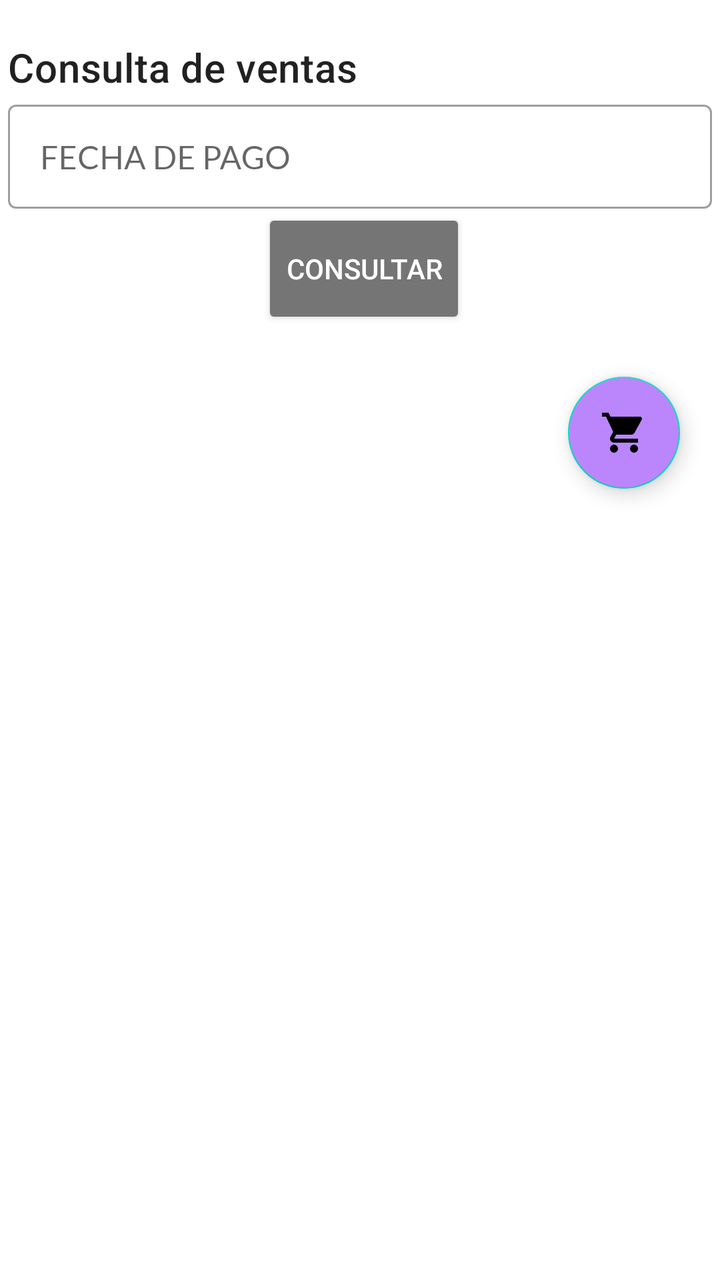
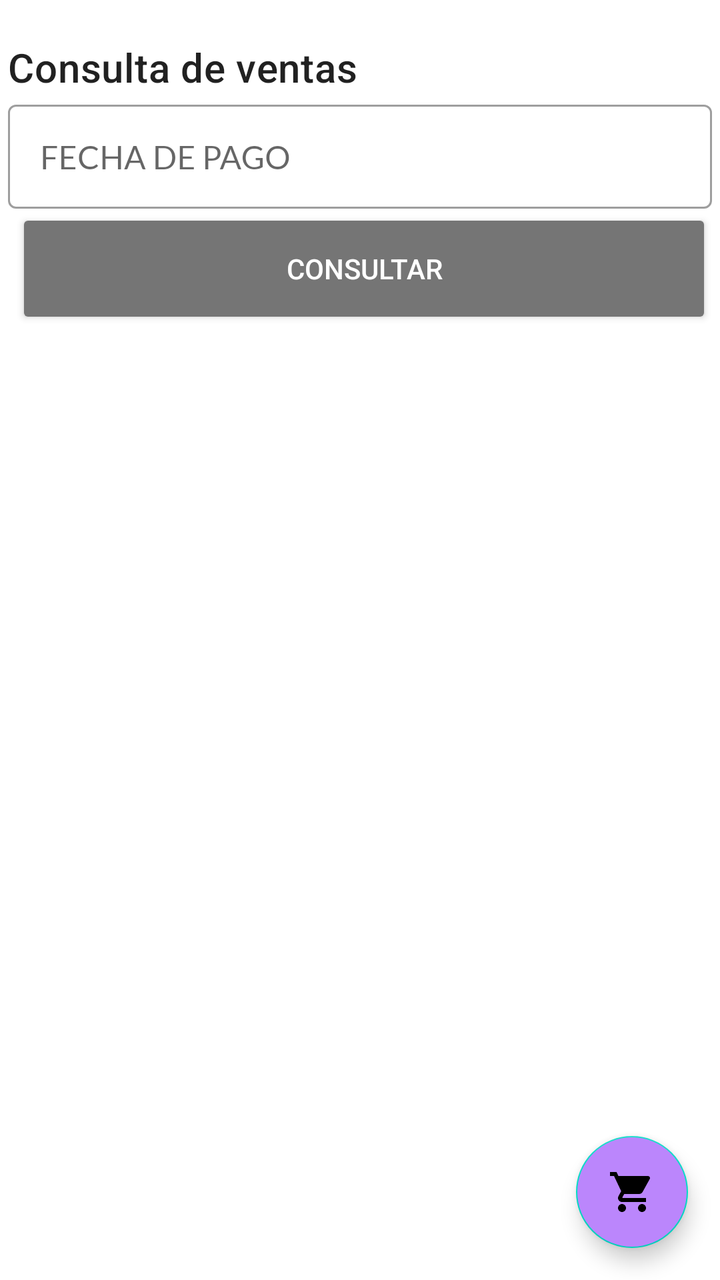

Before-and-after screenshots of an Android layout around one commit, followed by the original layout XML and the change that was made.
<!-- AndroidManifest.xml: fallback theme Theme.MaterialComponents.DayNight.NoActionBar -->
<!-- res/layout/fragment_order_placed.xml -->
<?xml version="1.0" encoding="utf-8"?>
<FrameLayout
    xmlns:android="http://schemas.android.com/apk/res/android"
    xmlns:app="http://schemas.android.com/apk/res-auto"
    xmlns:tools="http://schemas.android.com/tools"
    android:layout_width="match_parent"
    android:layout_height="match_parent"
    tools:context=".fragments.OrderPlacedFragment">

    <ScrollView
        android:layout_width="match_parent"
        android:layout_height="match_parent">

        <androidx.constraintlayout.widget.ConstraintLayout
            android:layout_width="match_parent"
            android:layout_height="wrap_content"
            android:layout_margin="4dp">

            <TextView
                android:id="@+id/textViewOrderPlaced1"
                style="@style/TextAppearance.MaterialComponents.Headline6"
                android:layout_width="match_parent"
                android:layout_height="wrap_content"
                android:layout_marginTop="16dp"
                android:text="Consulta de ventas"
                app:layout_constraintEnd_toEndOf="parent"
                app:layout_constraintStart_toStartOf="parent"
                app:layout_constraintTop_toTopOf="parent" />

            <com.google.android.material.textfield.TextInputLayout
                android:id="@+id/textInputLayoutSearchDate"
                style="@style/Widget.MaterialComponents.TextInputLayout.OutlinedBox"
                android:layout_width="0dp"
                android:layout_height="wrap_content"
                android:hint="FECHA DE PAGO"
                app:endIconMode="clear_text"
                app:layout_constraintEnd_toEndOf="parent"
                app:layout_constraintStart_toStartOf="parent"
                app:layout_constraintTop_toBottomOf="@+id/textViewOrderPlaced1">

                <com.google.android.material.textfield.TextInputEditText
                    android:id="@+id/editTextSearchDate"
                    android:layout_width="match_parent"
                    android:layout_height="wrap_content"
                    android:clickable="false"
                    android:focusable="false"
                    android:fontFamily="@font/lato"
                    android:inputType="date" />
            </com.google.android.material.textfield.TextInputLayout>


            <Button
                android:id="@+id/btnSearch"
                android:layout_width="wrap_content"
                android:layout_height="60dp"
                android:layout_marginStart="4dp"
                android:backgroundTint="@color/gray_700"
                android:text="Consultar"
                android:textColor="@color/white"
                app:icon="@drawable/ic_baseline_search_24"
                app:iconGravity="textStart"
                app:iconPadding="0dp"
                app:iconTint="@color/white"
                app:layout_constraintEnd_toEndOf="parent"
                app:layout_constraintStart_toStartOf="parent"
                app:layout_constraintTop_toBottomOf="@+id/textInputLayoutSearchDate" />




            <androidx.recyclerview.widget.RecyclerView
                android:id="@+id/recyclerViewOrderPlaced"
                android:layout_width="match_parent"
                android:layout_height="wrap_content"
                android:layout_marginTop="8dp"
                app:layout_constraintEnd_toEndOf="parent"
                app:layout_constraintStart_toStartOf="parent"
                app:layout_constraintTop_toBottomOf="@+id/btnSearch" />

            <com.google.android.material.floatingactionbutton.FloatingActionButton
                android:id="@+id/floatingActionButtonNewDispatch"
                android:layout_width="wrap_content"
                android:layout_height="wrap_content"
                android:layout_margin="16dp"
                android:backgroundTint="@color/purple_200"
                android:clickable="true"
                android:focusable="true"
                android:src="@drawable/ic_baseline_shopping_cart_24"
                android:tint="@color/white"
                app:layout_constraintBottom_toBottomOf="parent"
                app:layout_constraintEnd_toEndOf="parent"
                app:layout_constraintTop_toBottomOf="@+id/recyclerViewOrderPlaced" />

        </androidx.constraintlayout.widget.ConstraintLayout>


    </ScrollView>


</FrameLayout>
<!-- resources referenced by this layout -->
<resources>
  <color name="gray_700">#757575</color>
  <color name="purple_200">#FFBB86FC</color>
  <color name="white">#FFFFFFFF</color>
  <!-- drawable ic_baseline_search_24 (drawable) -->
  <vector xmlns:android="http://schemas.android.com/apk/res/android"
      android:width="24dp"
      android:height="24dp"
      android:viewportWidth="24"
      android:viewportHeight="24"
      android:tint="?attr/colorControlNormal">
    <path
        android:fillColor="@android:color/white"
        android:pathData="M15.5,14h-0.79l-0.28,-0.27C15.41,12.59 16,11.11 16,9.5 16,5.91 13.09,3 9.5,3S3,5.91 3,9.5 5.91,16 9.5,16c1.61,0 3.09,-0.59 4.23,-1.57l0.27,0.28v0.79l5,4.99L20.49,19l-4.99,-5zM9.5,14C7.01,14 5,11.99 5,9.5S7.01,5 9.5,5 14,7.01 14,9.5 11.99,14 9.5,14z"/>
  </vector>
  <!-- drawable ic_baseline_shopping_cart_24 (drawable) -->
  <vector xmlns:android="http://schemas.android.com/apk/res/android"
      android:width="24dp"
      android:height="24dp"
      android:viewportWidth="24"
      android:viewportHeight="24"
      android:tint="@color/white">
    <path
        android:fillColor="@android:color/white"
        android:pathData="M7,18c-1.1,0 -1.99,0.9 -1.99,2S5.9,22 7,22s2,-0.9 2,-2 -0.9,-2 -2,-2zM1,2v2h2l3.6,7.59 -1.35,2.45c-0.16,0.28 -0.25,0.61 -0.25,0.96 0,1.1 0.9,2 2,2h12v-2L7.42,15c-0.14,0 -0.25,-0.11 -0.25,-0.25l0.03,-0.12 0.9,-1.63h7.45c0.75,0 1.41,-0.41 1.75,-1.03l3.58,-6.49c0.08,-0.14 0.12,-0.31 0.12,-0.48 0,-0.55 -0.45,-1 -1,-1L5.21,4l-0.94,-2L1,2zM17,18c-1.1,0 -1.99,0.9 -1.99,2s0.89,2 1.99,2 2,-0.9 2,-2 -0.9,-2 -2,-2z"/>
  </vector>
</resources>

<!-- the commit's change to res/layout/fragment_order_placed.xml (unified diff, before → after) -->
@@ -1,17 +1,19 @@
 <?xml version="1.0" encoding="utf-8"?>
-<FrameLayout
-    xmlns:android="http://schemas.android.com/apk/res/android"
+<FrameLayout xmlns:android="http://schemas.android.com/apk/res/android"
     xmlns:app="http://schemas.android.com/apk/res-auto"
     xmlns:tools="http://schemas.android.com/tools"
     android:layout_width="match_parent"
     android:layout_height="match_parent"
+    android:elevation="4dp"
     tools:context=".fragments.OrderPlacedFragment">
 
-    <ScrollView
+    <LinearLayout
         android:layout_width="match_parent"
-        android:layout_height="match_parent">
+        android:layout_height="match_parent"
+        android:orientation="vertical">
 
         <androidx.constraintlayout.widget.ConstraintLayout
+            android:id="@+id/constraintLayoutSearch"
             android:layout_width="match_parent"
             android:layout_height="wrap_content"
             android:layout_margin="4dp">
@@ -51,7 +53,7 @@
 
             <Button
                 android:id="@+id/btnSearch"
-                android:layout_width="wrap_content"
+                android:layout_width="match_parent"
                 android:layout_height="60dp"
                 android:layout_marginStart="4dp"
                 android:backgroundTint="@color/gray_700"
@@ -66,35 +68,302 @@
                 app:layout_constraintTop_toBottomOf="@+id/textInputLayoutSearchDate" />
 
 
-
-
-            <androidx.recyclerview.widget.RecyclerView
-                android:id="@+id/recyclerViewOrderPlaced"
-                android:layout_width="match_parent"
-                android:layout_height="wrap_content"
-                android:layout_marginTop="8dp"
-                app:layout_constraintEnd_toEndOf="parent"
-                app:layout_constraintStart_toStartOf="parent"
-                app:layout_constraintTop_toBottomOf="@+id/btnSearch" />
-
-            <com.google.android.material.floatingactionbutton.FloatingActionButton
-                android:id="@+id/floatingActionButtonNewDispatch"
-                android:layout_width="wrap_content"
-                android:layout_height="wrap_content"
-                android:layout_margin="16dp"
-                android:backgroundTint="@color/purple_200"
-                android:clickable="true"
-                android:focusable="true"
-                android:src="@drawable/ic_baseline_shopping_cart_24"
-                android:tint="@color/white"
+        </androidx.constraintlayout.widget.ConstraintLayout>
+
+        <androidx.constraintlayout.widget.ConstraintLayout
+            android:layout_width="match_parent"
+            android:layout_height="wrap_content"
+            android:id="@+id/constraintLayoutSummary"
+            android:visibility="gone"
+            android:layout_margin="8dp">
+
+            <View
+                android:id="@+id/dividerPayment1"
+                android:layout_width="match_parent"
+                android:layout_height="1dp"
+                android:layout_marginTop="16dp"
+                android:background="?android:attr/listDivider"
+                app:layout_constraintEnd_toEndOf="parent"
+                app:layout_constraintStart_toStartOf="parent"
+                app:layout_constraintTop_toTopOf="parent" />
+
+            <TextView
+                android:id="@+id/textViewPayment2"
+                style="@style/TextAppearance.MaterialComponents.Headline6"
+                android:layout_width="match_parent"
+                android:layout_height="wrap_content"
+                android:text="Recaudación del dia"
+                android:textSize="14sp"
+                app:layout_constraintEnd_toEndOf="parent"
+                app:layout_constraintStart_toStartOf="parent"
+                app:layout_constraintTop_toBottomOf="@+id/dividerPayment1" />
+
+            <androidx.constraintlayout.widget.ConstraintLayout
+                android:id="@+id/ConstraintLayoutPaymentCash"
+                android:layout_width="match_parent"
+                android:layout_height="wrap_content"
+                app:layout_constraintEnd_toEndOf="parent"
+                app:layout_constraintStart_toStartOf="parent"
+                app:layout_constraintTop_toBottomOf="@+id/textViewPayment2">
+
+
+                <androidx.constraintlayout.widget.Guideline
+                    android:id="@+id/guidelinePaymentCashInnerV5"
+                    android:layout_width="wrap_content"
+                    android:layout_height="wrap_content"
+                    android:orientation="vertical"
+                    app:layout_constraintGuide_percent="0.5" />
+
+                <TextView
+                    android:id="@+id/textViewCashTitle"
+                    style="@style/TextAppearance.MaterialComponents.Body2"
+                    android:layout_width="wrap_content"
+                    android:layout_height="wrap_content"
+                    android:text="EFECTIVO:"
+                    android:textColor="@color/purple_700"
+                    app:layout_constraintBottom_toBottomOf="parent"
+                    app:layout_constraintEnd_toStartOf="@+id/guidelinePaymentCashInnerV5"
+                    app:layout_constraintHorizontal_bias="0.0"
+                    app:layout_constraintStart_toStartOf="parent"
+                    app:layout_constraintTop_toTopOf="parent" />
+
+                <TextView
+                    android:id="@+id/textViewCashPrice"
+                    android:layout_width="wrap_content"
+                    android:layout_height="wrap_content"
+                    android:text="S/ 0.0"
+                    app:layout_constraintBottom_toBottomOf="parent"
+                    app:layout_constraintEnd_toEndOf="parent"
+                    app:layout_constraintHorizontal_bias="1.0"
+                    app:layout_constraintStart_toStartOf="@+id/guidelinePaymentCashInnerV5"
+                    app:layout_constraintTop_toTopOf="parent" />
+
+            </androidx.constraintlayout.widget.ConstraintLayout>
+
+
+            <androidx.constraintlayout.widget.ConstraintLayout
+                android:id="@+id/ConstraintLayoutPaymentYape"
+                android:layout_width="match_parent"
+                android:layout_height="wrap_content"
+                app:layout_constraintEnd_toEndOf="parent"
+                app:layout_constraintStart_toStartOf="parent"
+                app:layout_constraintTop_toBottomOf="@+id/ConstraintLayoutPaymentCash">
+
+
+                <androidx.constraintlayout.widget.Guideline
+                    android:id="@+id/guidelinePaymentYapeInnerV5"
+                    android:layout_width="wrap_content"
+                    android:layout_height="wrap_content"
+                    android:orientation="vertical"
+                    app:layout_constraintGuide_percent="0.5" />
+
+                <TextView
+                    android:id="@+id/textViewYapeTitle"
+                    style="@style/TextAppearance.MaterialComponents.Body2"
+                    android:layout_width="wrap_content"
+                    android:layout_height="wrap_content"
+                    android:text="YAPE:"
+                    android:textColor="@color/purple_700"
+                    app:layout_constraintBottom_toBottomOf="parent"
+                    app:layout_constraintEnd_toStartOf="@+id/guidelinePaymentYapeInnerV5"
+                    app:layout_constraintHorizontal_bias="0.0"
+                    app:layout_constraintStart_toStartOf="parent"
+                    app:layout_constraintTop_toTopOf="parent" />
+
+                <TextView
+                    android:id="@+id/textViewYapePrice"
+                    android:layout_width="wrap_content"
+                    android:layout_height="wrap_content"
+                    android:text="S/ 0.0"
+                    app:layout_constraintBottom_toBottomOf="parent"
+                    app:layout_constraintEnd_toEndOf="parent"
+                    app:layout_constraintHorizontal_bias="1.0"
+                    app:layout_constraintStart_toStartOf="@+id/guidelinePaymentYapeInnerV5"
+                    app:layout_constraintTop_toTopOf="parent" />
+
+            </androidx.constraintlayout.widget.ConstraintLayout>
+
+
+            <androidx.constraintlayout.widget.ConstraintLayout
+                android:id="@+id/ConstraintLayoutPaymentPlin"
+                android:layout_width="match_parent"
+                android:layout_height="wrap_content"
+                app:layout_constraintEnd_toEndOf="parent"
+                app:layout_constraintStart_toStartOf="parent"
+                app:layout_constraintTop_toBottomOf="@+id/ConstraintLayoutPaymentYape">
+
+
+                <androidx.constraintlayout.widget.Guideline
+                    android:id="@+id/guidelinePaymentPlinInnerV5"
+                    android:layout_width="wrap_content"
+                    android:layout_height="wrap_content"
+                    android:orientation="vertical"
+                    app:layout_constraintGuide_percent="0.5" />
+
+                <TextView
+                    android:id="@+id/textViewPlinTitle"
+                    style="@style/TextAppearance.MaterialComponents.Body2"
+                    android:layout_width="wrap_content"
+                    android:layout_height="wrap_content"
+                    android:text="PLIN:"
+                    android:textColor="@color/purple_700"
+                    app:layout_constraintBottom_toBottomOf="parent"
+                    app:layout_constraintEnd_toStartOf="@+id/guidelinePaymentPlinInnerV5"
+                    app:layout_constraintHorizontal_bias="0.0"
+                    app:layout_constraintStart_toStartOf="parent"
+                    app:layout_constraintTop_toTopOf="parent" />
+
+                <TextView
+                    android:id="@+id/textViewPlinPrice"
+                    android:layout_width="wrap_content"
+                    android:layout_height="wrap_content"
+                    android:text="S/ 0.0"
+                    app:layout_constraintBottom_toBottomOf="parent"
+                    app:layout_constraintEnd_toEndOf="parent"
+                    app:layout_constraintHorizontal_bias="1.0"
+                    app:layout_constraintStart_toStartOf="@+id/guidelinePaymentPlinInnerV5"
+                    app:layout_constraintTop_toTopOf="parent" />
+
+            </androidx.constraintlayout.widget.ConstraintLayout>
+
+
+            <androidx.constraintlayout.widget.ConstraintLayout
+                android:id="@+id/ConstraintLayoutPaymentCredit"
+                android:layout_width="match_parent"
+                android:layout_height="wrap_content"
+                app:layout_constraintEnd_toEndOf="parent"
+                app:layout_constraintStart_toStartOf="parent"
+                app:layout_constraintTop_toBottomOf="@+id/ConstraintLayoutPaymentPlin">
+
+
+                <androidx.constraintlayout.widget.Guideline
+                    android:id="@+id/guidelinePaymentCreditInnerV5"
+                    android:layout_width="wrap_content"
+                    android:layout_height="wrap_content"
+                    android:orientation="vertical"
+                    app:layout_constraintGuide_percent="0.5" />
+
+                <TextView
+                    android:id="@+id/textViewCreditTitle"
+                    style="@style/TextAppearance.MaterialComponents.Body2"
+                    android:layout_width="wrap_content"
+                    android:layout_height="wrap_content"
+                    android:text="CREDITO:"
+                    android:textColor="@color/purple_700"
+                    app:layout_constraintBottom_toBottomOf="parent"
+                    app:layout_constraintEnd_toStartOf="@+id/guidelinePaymentCreditInnerV5"
+                    app:layout_constraintHorizontal_bias="0.0"
+                    app:layout_constraintStart_toStartOf="parent"
+                    app:layout_constraintTop_toTopOf="parent" />
+
+                <TextView
+                    android:id="@+id/textViewCreditPrice"
+                    android:layout_width="wrap_content"
+                    android:layout_height="wrap_content"
+                    android:text="S/ 0.0"
+                    app:layout_constraintBottom_toBottomOf="parent"
+                    app:layout_constraintEnd_toEndOf="parent"
+                    app:layout_constraintHorizontal_bias="1.0"
+                    app:layout_constraintStart_toStartOf="@+id/guidelinePaymentCreditInnerV5"
+                    app:layout_constraintTop_toTopOf="parent" />
+
+            </androidx.constraintlayout.widget.ConstraintLayout>
+
+            <View
+                android:id="@+id/dividerPayment2"
+                android:layout_width="match_parent"
+                android:layout_height="1dp"
+                android:background="?android:attr/listDivider"
+                app:layout_constraintEnd_toEndOf="parent"
+                app:layout_constraintStart_toStartOf="parent"
+                app:layout_constraintTop_toBottomOf="@+id/ConstraintLayoutPaymentCredit" />
+
+            <androidx.constraintlayout.widget.ConstraintLayout
+                android:id="@+id/ConstraintLayoutPaymentTotalPrice"
+                android:layout_width="match_parent"
+                android:layout_height="wrap_content"
                 app:layout_constraintBottom_toBottomOf="parent"
                 app:layout_constraintEnd_toEndOf="parent"
-                app:layout_constraintTop_toBottomOf="@+id/recyclerViewOrderPlaced" />
+                app:layout_constraintStart_toStartOf="parent"
+                app:layout_constraintTop_toBottomOf="@+id/dividerPayment2">
+
+
+                <androidx.constraintlayout.widget.Guideline
+                    android:id="@+id/guidelinePaymentTotalPriceInnerV5"
+                    android:layout_width="wrap_content"
+                    android:layout_height="wrap_content"
+                    android:orientation="vertical"
+                    app:layout_constraintGuide_percent="0.5" />
+
+                <TextView
+                    android:id="@+id/textViewTotalPriceTitle"
+                    style="@style/TextAppearance.MaterialComponents.Body2"
+                    android:layout_width="wrap_content"
+                    android:layout_height="wrap_content"
+                    android:text="TOTAL:"
+                    android:textColor="@color/purple_700"
+                    android:textStyle="bold"
+                    app:layout_constraintBottom_toBottomOf="parent"
+                    app:layout_constraintEnd_toStartOf="@+id/guidelinePaymentTotalPriceInnerV5"
+                    app:layout_constraintHorizontal_bias="0.0"
+                    app:layout_constraintStart_toStartOf="parent"
+                    app:layout_constraintTop_toTopOf="parent" />
+
+                <TextView
+                    android:id="@+id/textViewTotalPrice"
+                    android:layout_width="wrap_content"
+                    android:layout_height="wrap_content"
+                    android:text="S/ 0.0"
+                    app:layout_constraintBottom_toBottomOf="parent"
+                    app:layout_constraintEnd_toEndOf="parent"
+                    app:layout_constraintHorizontal_bias="1.0"
+                    app:layout_constraintStart_toStartOf="@+id/guidelinePaymentTotalPriceInnerV5"
+                    app:layout_constraintTop_toTopOf="parent" />
+
+            </androidx.constraintlayout.widget.ConstraintLayout>
 
         </androidx.constraintlayout.widget.ConstraintLayout>
 
-
-    </ScrollView>
+        <ScrollView
+            android:id="@+id/scrollViewList"
+            android:layout_width="match_parent"
+            android:layout_height="wrap_content">
+
+            <androidx.constraintlayout.widget.ConstraintLayout
+                android:layout_width="match_parent"
+                android:layout_height="wrap_content"
+                android:layout_margin="4dp">
+
+
+                <androidx.recyclerview.widget.RecyclerView
+                    android:id="@+id/recyclerViewOrderPlaced"
+                    android:layout_width="match_parent"
+                    android:layout_height="wrap_content"
+                    android:layout_marginTop="8dp"
+                    app:layout_constraintEnd_toEndOf="parent"
+                    app:layout_constraintStart_toStartOf="parent"
+                    app:layout_constraintTop_toTopOf="parent" />
+
+
+            </androidx.constraintlayout.widget.ConstraintLayout>
+
+
+        </ScrollView>
+
+    </LinearLayout>
+
+    <com.google.android.material.floatingactionbutton.FloatingActionButton
+        android:id="@+id/floatingActionButtonNewDispatch"
+        android:layout_width="wrap_content"
+        android:layout_height="wrap_content"
+        android:layout_gravity="bottom|end"
+        android:layout_margin="16dp"
+        android:backgroundTint="@color/purple_200"
+        android:clickable="true"
+        android:contentDescription="TODO"
+        android:focusable="true"
+        android:src="@drawable/ic_baseline_shopping_cart_24"
+        android:tint="@color/white" />
 
 
 </FrameLayout>
<!-- resource entries referenced after the edit -->
@@ -2,6 +2,7 @@
 <resources>
   <color name="gray_700">#757575</color>
   <color name="purple_200">#FFBB86FC</color>
+  <color name="purple_700">#FF3700B3</color>
   <color name="white">#FFFFFFFF</color>
   <!-- drawable ic_baseline_search_24 (drawable) -->
   <vector xmlns:android="http://schemas.android.com/apk/res/android"
